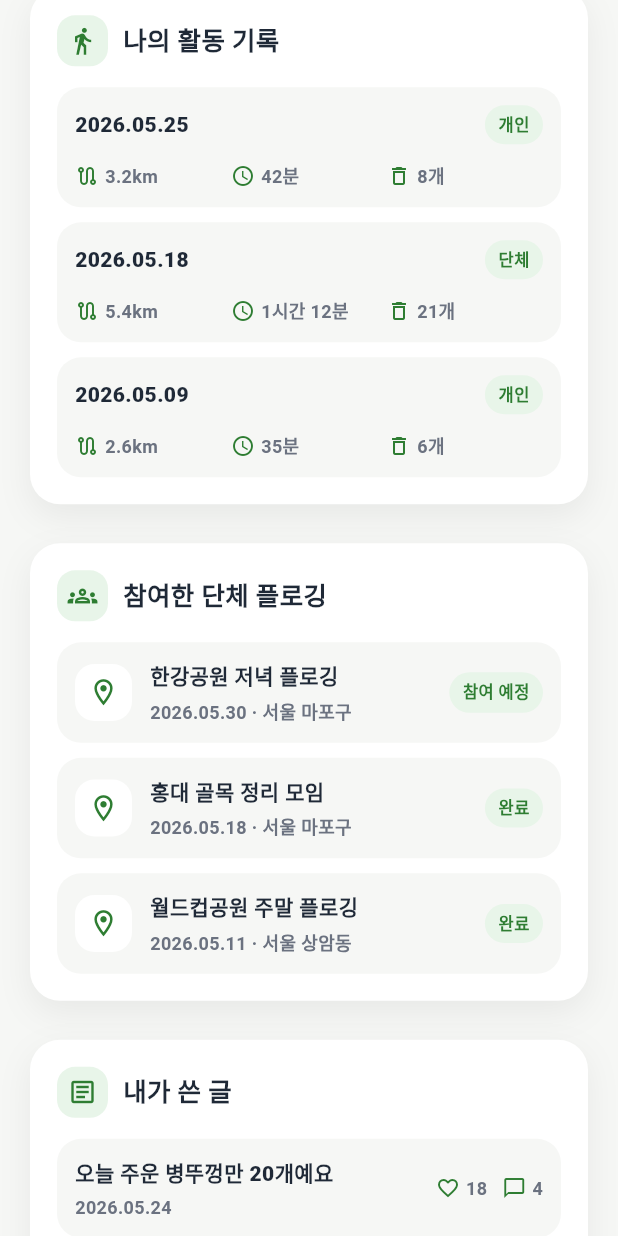
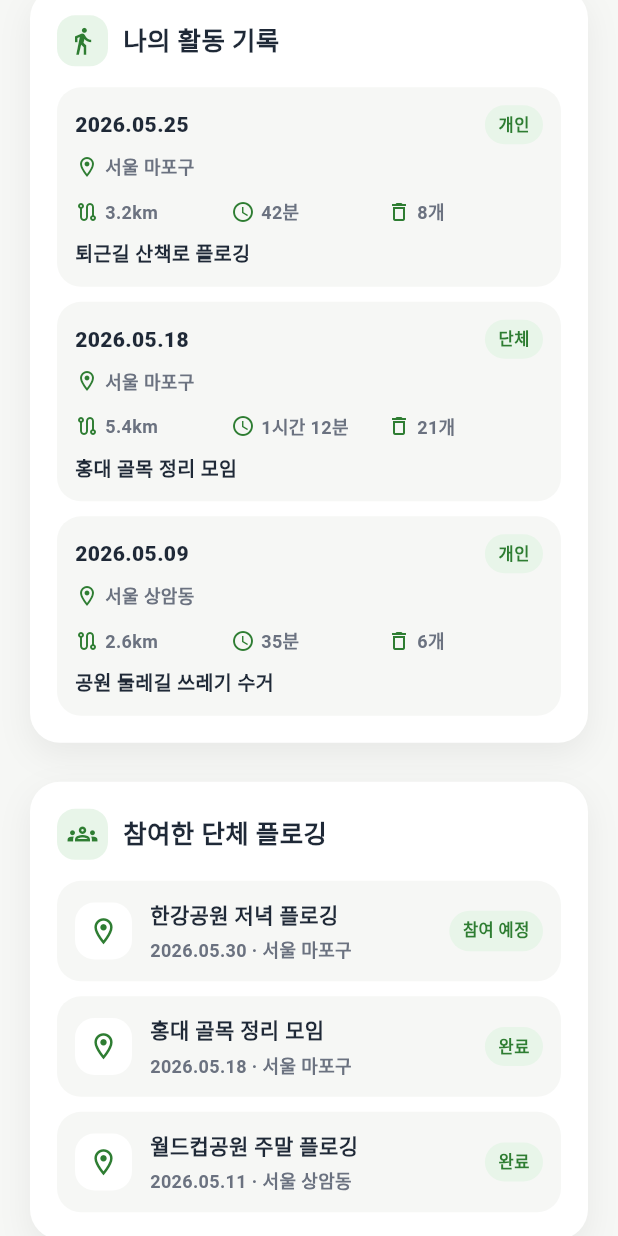
Before and after one commit to swan2407/plogging_app, a Flutter app: the MyPageScreen screen opened directly, scrolled down 576 dp, on a phone screen of 412 x 824 dp. Run offline on Flutter 3.47's test engine with Material 3 defaults, Android fonts, the phone set to English and light mode, and no system bars; our stand-ins replace flutter_svg.

Commit message:
connect plogging result

```diff
--- /dev/null
+++ b/frontend/lib/features/activity_records/model/activity_record.dart
@@ -0,0 +1,21 @@
+class ActivityRecord {
+  const ActivityRecord({
+    required this.id,
+    required this.type,
+    required this.date,
+    required this.region,
+    required this.duration,
+    required this.distance,
+    required this.trashCertificationCount,
+    required this.summary,
+  });
+
+  final String id;
+  final String type;
+  final String date;
+  final String region;
+  final String duration;
+  final String distance;
+  final int trashCertificationCount;
+  final String summary;
+}
--- a/frontend/lib/features/my_page/presentation/my_page_screen.dart
+++ b/frontend/lib/features/my_page/presentation/my_page_screen.dart
@@ -1,6 +1,8 @@
 import 'package:flutter/material.dart';
 
 import '../../../core/auth/mock_auth_controller.dart';
+import '../../activity_records/data/mock_activity_record_store.dart';
+import '../../activity_records/model/activity_record.dart';
 
 class MyPageScreen extends StatelessWidget {
   const MyPageScreen({super.key, this.popAfterLogout = false});
@@ -284,20 +286,22 @@ class _QuickStatCard extends StatelessWidget {
 class _ActivityRecordsSection extends StatelessWidget {
   const _ActivityRecordsSection();
 
-  static const _records = [
-    _ActivityRecord('2026.05.25', '개인', '3.2km', '42분', '8개'),
-    _ActivityRecord('2026.05.18', '단체', '5.4km', '1시간 12분', '21개'),
-    _ActivityRecord('2026.05.09', '개인', '2.6km', '35분', '6개'),
-  ];
-
   @override
   Widget build(BuildContext context) {
-    return _MyPageSection(
-      title: '나의 활동 기록',
-      icon: Icons.directions_walk_outlined,
-      children: [
-        for (final record in _records) _ActivityRecordTile(record: record),
-      ],
+    return ValueListenableBuilder<List<ActivityRecord>>(
+      valueListenable: mockActivityRecordStore.recordsListenable,
+      builder: (context, records, child) {
+        return _MyPageSection(
+          title: '나의 활동 기록',
+          icon: Icons.directions_walk_outlined,
+          children: records.isEmpty
+              ? const [_EmptyActivityRecordState()]
+              : [
+                  for (final record in records)
+                    _ActivityRecordTile(record: record),
+                ],
+        );
+      },
     );
   }
 }
@@ -305,7 +309,7 @@ class _ActivityRecordsSection extends StatelessWidget {
 class _ActivityRecordTile extends StatelessWidget {
   const _ActivityRecordTile({required this.record});
 
-  final _ActivityRecord record;
+  final ActivityRecord record;
 
   @override
   Widget build(BuildContext context) {
@@ -328,6 +332,29 @@ class _ActivityRecordTile extends StatelessWidget {
               _StatusPill(label: record.type),
             ],
           ),
+          const SizedBox(height: 6),
+          Row(
+            children: [
+              const Icon(
+                Icons.location_on_outlined,
+                color: MyPageScreen._green,
+                size: 16,
+              ),
+              const SizedBox(width: 4),
+              Expanded(
+                child: Text(
+                  record.region,
+                  maxLines: 1,
+                  overflow: TextOverflow.ellipsis,
+                  style: const TextStyle(
+                    color: MyPageScreen._grayText,
+                    fontSize: 12,
+                    fontWeight: FontWeight.w700,
+                  ),
+                ),
+              ),
+            ],
+          ),
           const SizedBox(height: 12),
           Row(
             children: [
@@ -346,10 +373,46 @@ class _ActivityRecordTile extends StatelessWidget {
               Expanded(
                 child: _InlineMetric(
                   icon: Icons.delete_outline,
-                  label: record.trashCount,
+                  label: '${record.trashCertificationCount}개',
                 ),
               ),
             ],
+          ),
+          const SizedBox(height: 10),
+          Text(
+            record.summary,
+            style: const TextStyle(
+              color: MyPageScreen._darkText,
+              fontSize: 13,
+              fontWeight: FontWeight.w700,
+              height: 1.35,
+            ),
+          ),
+        ],
+      ),
+    );
+  }
+}
+
+class _EmptyActivityRecordState extends StatelessWidget {
+  const _EmptyActivityRecordState();
+
+  @override
+  Widget build(BuildContext context) {
+    return const _ListSurface(
+      child: Row(
+        children: [
+          Icon(Icons.info_outline, color: MyPageScreen._green, size: 20),
+          SizedBox(width: 8),
+          Expanded(
+            child: Text(
+              '아직 저장된 플로깅 기록이 없어요.',
+              style: TextStyle(
+                color: MyPageScreen._grayText,
+                fontSize: 13,
+                fontWeight: FontWeight.w700,
+              ),
+            ),
           ),
         ],
       ),
@@ -765,22 +828,6 @@ class _QuickStat {
   final IconData icon;
 }
 
-class _ActivityRecord {
-  const _ActivityRecord(
-    this.date,
-    this.type,
-    this.distance,
-    this.duration,
-    this.trashCount,
-  );
-
-  final String date;
-  final String type;
-  final String distance;
-  final String duration;
-  final String trashCount;
-}
-
 class _GroupPlogging {
   const _GroupPlogging(this.title, this.date, this.region, this.status);
 
--- a/frontend/lib/features/plogging/presentation/personal_plogging_screen.dart
+++ b/frontend/lib/features/plogging/presentation/personal_plogging_screen.dart
@@ -49,6 +49,7 @@ class _PersonalPloggingScreenState extends State<PersonalPloggingScreen> {
       builder: (context) {
         return AlertDialog(
           title: const Text('플로깅을 종료할까요?'),
+          content: const Text('현재까지의 활동 기록과 쓰레기 인증 내역이 요약됩니다.'),
           actions: [
             TextButton(
               onPressed: () => Navigator.of(context).pop(false),
```
Also changed, not shown: frontend/lib/features/activity_records/data/mock_activity_record_store.dart (added, +53 -0 lines), frontend/lib/features/plogging/presentation/plogging_result_screen.dart (+44 -7 lines).
